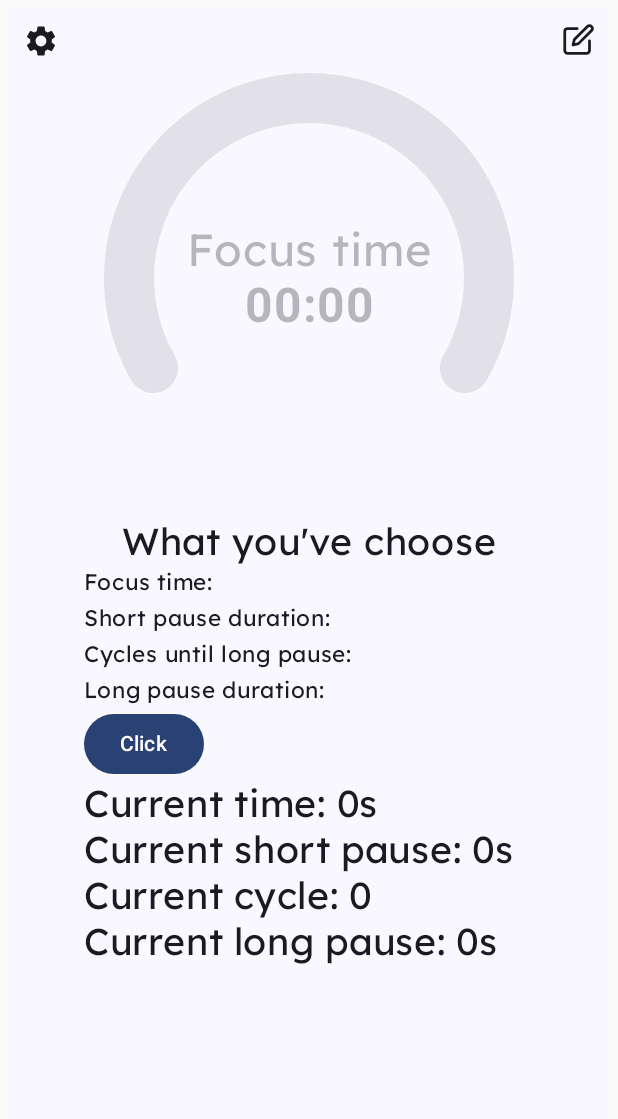
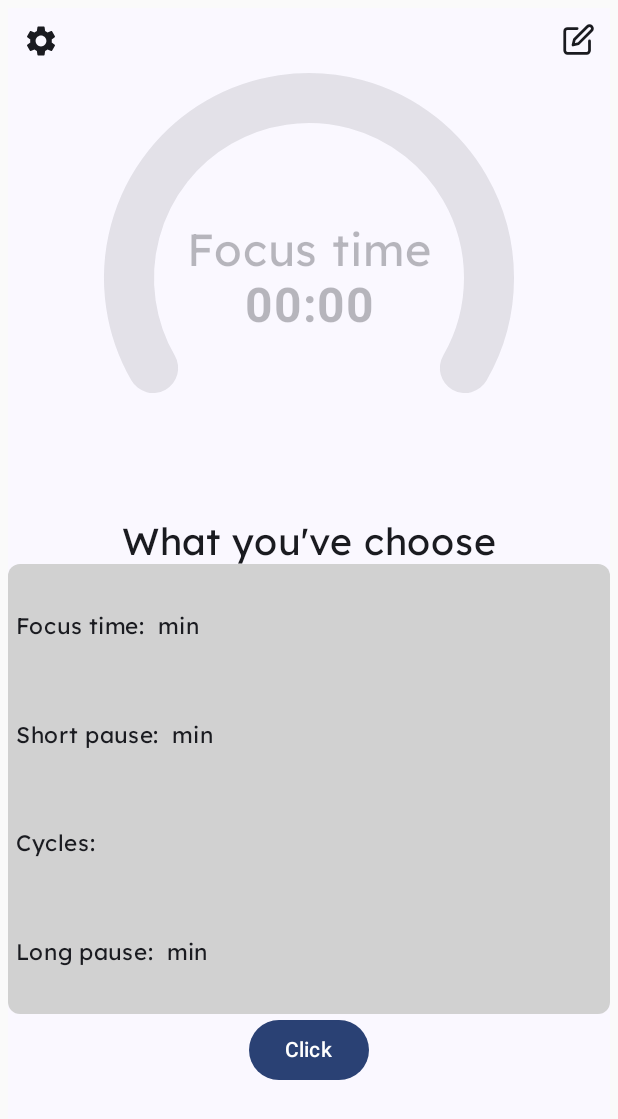
Before and after one commit to CarlosAcioli/PomodoroTimer, an Android app built with Jetpack Compose: the screen it shows after launch (MainActivity), on a phone screen of 412 x 824 dp. Shown: the top 1119 px of the screen. Run offline under Robolectric (Android 15) with nearby library versions, the phone set to English and light mode, and no system bars; our stand-ins replace Dagger/Hilt's generated code.

Commit message:
initial design

```diff
--- a/app/src/main/java/com/acioli/pomodorotimer/MainActivity.kt
+++ b/app/src/main/java/com/acioli/pomodorotimer/MainActivity.kt
@@ -3,6 +3,7 @@ package com.acioli.pomodorotimer
 import android.Manifest
 import android.os.Build
 import android.os.Bundle
+import android.view.WindowManager
 import androidx.activity.ComponentActivity
 import androidx.activity.compose.setContent
 import androidx.compose.runtime.Composable
@@ -26,7 +27,9 @@ class MainActivity : ComponentActivity() {
         setContent {
             PomodoroTimerTheme {
 
-                Greeting()
+                MainScreen()
+
+                window.addFlags(WindowManager.LayoutParams.FLAG_KEEP_SCREEN_ON)
 
             }
         }
@@ -36,11 +39,11 @@ class MainActivity : ComponentActivity() {
 
 @Composable
 fun Greeting() {
-    MainScreen()
+
 }
 
 @Preview(showBackground = true)
 @Composable
 fun GreetingPreview() {
-    MainScreen()
+
 }
--- a/app/src/main/java/com/acioli/pomodorotimer/pomodoro_timer_service/domain/service/PomodoroTimerService.kt
+++ b/app/src/main/java/com/acioli/pomodorotimer/pomodoro_timer_service/domain/service/PomodoroTimerService.kt
@@ -1,13 +1,10 @@
 package com.acioli.pomodorotimer.pomodoro_timer_service.domain.service
 
 import android.Manifest
-import android.app.NotificationManager
 import android.app.Service
 import android.content.Intent
 import android.content.pm.PackageManager
-import android.os.Handler
 import android.os.IBinder
-import android.os.Looper
 import androidx.core.app.ActivityCompat
 import androidx.core.app.NotificationCompat
 import androidx.core.app.NotificationManagerCompat
@@ -15,11 +12,8 @@ import com.acioli.pomodorotimer.R
 import com.acioli.pomodorotimer.pomodoro_timer_service.data.timeTracker.TimeTrackerInterfaceImpl
 import kotlinx.coroutines.CoroutineScope
 import kotlinx.coroutines.Dispatchers
-import kotlinx.coroutines.delay
 import kotlinx.coroutines.launch
-import okhttp3.internal.notify
 import kotlin.time.Duration
-import kotlin.time.Duration.Companion.minutes
 import kotlin.time.Duration.Companion.seconds
 
 class PomodoroTimerService : Service() {
--- /dev/null
+++ b/app/src/main/java/com/acioli/pomodorotimer/pomodoro_timer_service/presentation/time_tracker/view/CardBackground.kt
@@ -0,0 +1,93 @@
+package com.acioli.pomodorotimer.pomodoro_timer_service.presentation.time_tracker.view
+
+import androidx.compose.foundation.layout.Arrangement
+import androidx.compose.foundation.layout.Column
+import androidx.compose.foundation.layout.Row
+import androidx.compose.foundation.layout.fillMaxSize
+import androidx.compose.foundation.layout.fillMaxWidth
+import androidx.compose.foundation.layout.height
+import androidx.compose.foundation.layout.padding
+import androidx.compose.foundation.layout.width
+import androidx.compose.foundation.shape.RoundedCornerShape
+import androidx.compose.material3.Card
+import androidx.compose.material3.CardDefaults
+import androidx.compose.material3.Text
+import androidx.compose.runtime.Composable
+import androidx.compose.ui.Modifier
+import androidx.compose.ui.graphics.Color
+import androidx.compose.ui.text.font.FontWeight
+import androidx.compose.ui.tooling.preview.Preview
+import androidx.compose.ui.unit.dp
+import androidx.compose.ui.unit.sp
+import com.acioli.pomodorotimer.ui.theme.fontFamilyLexend
+
+@Composable
+fun CardBackground(
+    modifier: Modifier = Modifier,
+    focusDuration: String = "empty duration",
+    shortDuration: String = "empty duration",
+    cycles: String = "empty duration",
+    longDuration: String = "empty duration"
+) {
+
+    Card(
+        shape = RoundedCornerShape(8.dp),
+        modifier = modifier
+            .fillMaxWidth(),
+        colors = CardDefaults.cardColors(
+            containerColor = Color(0xFFD1D1D1)
+        )
+    ) {
+        Column(
+            modifier = Modifier
+                .height(300.dp)
+                .width(250.dp)
+                .padding(5.dp),
+            verticalArrangement = Arrangement.SpaceAround,
+        ) {
+
+            Row {
+                Text(
+                    text = "Focus time: $focusDuration min",
+                    fontFamily = fontFamilyLexend,
+                    fontWeight = FontWeight.Normal,
+                    fontSize = 15.sp
+                )
+            }
+
+            Row {
+                Text(
+                    text = "Short pause: $shortDuration min",
+                    fontFamily = fontFamilyLexend,
+                    fontWeight = FontWeight.Normal,
+                    fontSize = 15.sp
+                )
+            }
+
+            Row {
+                Text(
+                    text = "Cycles: $cycles",
+                    fontFamily = fontFamilyLexend,
+                    fontWeight = FontWeight.Normal,
+                    fontSize = 15.sp
+                )
+            }
+
+            Row {
+                Text(
+                    text = "Long pause: $longDuration min",
+                    fontFamily = fontFamilyLexend,
+                    fontWeight = FontWeight.Normal,
+                    fontSize = 15.sp
+                )
+            }
+        }
+    }
+
+}
+
+@Preview(showBackground = true)
+@Composable
+fun PreviewTwo() {
+    CardBackground()
+}
--- a/app/src/main/java/com/acioli/pomodorotimer/pomodoro_timer_service/presentation/time_tracker/view/MainScreen.kt
+++ b/app/src/main/java/com/acioli/pomodorotimer/pomodoro_timer_service/presentation/time_tracker/view/MainScreen.kt
@@ -1,8 +1,11 @@
 package com.acioli.pomodorotimer.pomodoro_timer_service.presentation.time_tracker.view
 
 import android.annotation.SuppressLint
+import android.content.Context
 import android.media.MediaPlayer
 import android.util.Log
+import android.view.Window
+import android.view.WindowManager
 import androidx.compose.foundation.clickable
 import androidx.compose.foundation.layout.Arrangement
 import androidx.compose.foundation.layout.Box
@@ -10,6 +13,7 @@ import androidx.compose.foundation.layout.Column
 import androidx.compose.foundation.layout.Row
 import androidx.compose.foundation.layout.Spacer
 import androidx.compose.foundation.layout.fillMaxSize
+import androidx.compose.foundation.layout.fillMaxWidth
 import androidx.compose.foundation.layout.height
 import androidx.compose.foundation.layout.padding
 import androidx.compose.foundation.layout.size
@@ -47,6 +51,7 @@ import androidx.lifecycle.viewmodel.compose.viewModel
 import com.acioli.pomodorotimer.R
 import com.acioli.pomodorotimer.pomodoro_timer_service.presentation.time_tracker.PomodoroViewModel
 import com.acioli.pomodorotimer.ui.theme.fontFamilyLexend
+import dagger.hilt.android.qualifiers.ApplicationContext
 import kotlin.math.absoluteValue
 import kotlin.time.Duration.Companion.minutes
 import kotlin.time.Duration.Companion.seconds
@@ -62,9 +67,9 @@ fun MainScreen() {
     val focusRequester2 = remember { FocusRequester() }
     val focusRequester3 = remember { FocusRequester() }
     val focusManager = LocalFocusManager.current
-    val mpStart: MediaPlayer = MediaPlayer.create(LocalContext.current, R.raw.start_timer)
-    val mpPause: MediaPlayer = MediaPlayer.create(LocalContext.current, R.raw.pause_timer)
-    val mpStop: MediaPlayer = MediaPlayer.create(LocalContext.current, R.raw.end_timer)
+//    val mpStart: MediaPlayer = MediaPlayer.create(context, R.raw.start_timer)
+//    val mpPause: MediaPlayer = MediaPlayer.create(context, R.raw.pause_timer)
+//    val mpStop: MediaPlayer = MediaPlayer.create(context, R.raw.end_timer)
 
     var focusDuration by remember { mutableStateOf("") }
     var shortPauseDuration by remember { mutableStateOf("") }
@@ -102,12 +107,15 @@ fun MainScreen() {
                     ) {
 
                         CustomComponent(
-                            indicatorValue = if(shortPauseState.value > 0.seconds) shortPauseState.value.inWholeSeconds else if(longPauseSate.value > 0.seconds) longPauseSate.value.inWholeSeconds else mainTimerState.value.inWholeSeconds,
-                            maxIndicatorValue = if(shortPauseState.value > 0.seconds && shortPauseDuration.isNotBlank()) shortPauseDuration.toInt().minutes.inWholeSeconds else if(longPauseSate.value > 0.seconds && longPauseDuration.isNotBlank()) longPauseDuration.toInt().minutes.inWholeSeconds else if(mainTimerState.value > 0.seconds && focusDuration.isNotBlank()) focusDuration.toInt().minutes.inWholeSeconds else 10.minutes.inWholeSeconds,
-                            smallText = if(shortPauseState.value > 0.seconds) "Pause time" else if(longPauseSate.value > 0.seconds) "Long pause" else "Focus time"
+                            indicatorValue = if (shortPauseState.value > 0.seconds) shortPauseState.value.inWholeSeconds else if (longPauseSate.value > 0.seconds) longPauseSate.value.inWholeSeconds else mainTimerState.value.inWholeSeconds,
+                            maxIndicatorValue = if (shortPauseState.value > 0.seconds && shortPauseDuration.isNotBlank()) shortPauseDuration.toInt().minutes.inWholeSeconds else if (longPauseSate.value > 0.seconds && longPauseDuration.isNotBlank()) longPauseDuration.toInt().minutes.inWholeSeconds else if (mainTimerState.value > 0.seconds && focusDuration.isNotBlank()) focusDuration.toInt().minutes.inWholeSeconds else 10.minutes.inWholeSeconds,
+                            smallText = if (shortPauseState.value > 0.seconds) "Pause time" else if (longPauseSate.value > 0.seconds) "Long pause" else "Focus time"
                         )
 
-                        Log.d("TAG", "MainScreen: ${mainTimerState.value.absoluteValue.inWholeSeconds}")
+                        Log.d(
+                            "TAG",
+                            "MainScreen: ${mainTimerState.value.absoluteValue.inWholeSeconds}"
+                        )
 
                         Spacer(modifier = Modifier.height(10.dp))
 
@@ -118,37 +126,12 @@ fun MainScreen() {
                             fontSize = 25.sp
                         )
 
-                        Column(
-                            horizontalAlignment = Alignment.Start,
-                            modifier = Modifier.width(300.dp)
-                        ) {
-
-                            Text(
-                                text = "Focus time: $focusDuration",
-                                fontFamily = fontFamilyLexend,
-                                fontWeight = FontWeight.Normal,
-                                fontSize = 15.sp
-                            )
-
-                            Text(
-                                text = "Short pause duration: $shortPauseDuration",
-                                fontFamily = fontFamilyLexend,
-                                fontWeight = FontWeight.Normal,
-                                fontSize = 15.sp
-                            )
-
-                            Text(
-                                text = "Cycles until long pause: $cycleUntilLongPause",
-                                fontFamily = fontFamilyLexend,
-                                fontWeight = FontWeight.Normal,
-                                fontSize = 15.sp
-                            )
-
-                            Text(
-                                text = "Long pause duration: $longPauseDuration",
-                                fontFamily = fontFamilyLexend,
-                                fontWeight = FontWeight.Normal,
-                                fontSize = 15.sp
+                        CardBackground(
+                            modifier = Modifier.fillMaxWidth(),
+                            focusDuration,
+                            shortPauseDuration,
+                            cycleUntilLongPause,
+                            longPauseDuration
                         )
 
                         Button(
@@ -165,39 +148,8 @@ fun MainScreen() {
                             Text(text = "Click")
                         }
 
-                            Text(
-                                text = "Current time: ${mainTimerState.value.absoluteValue}",
-                                fontFamily = fontFamilyLexend,
-                                fontWeight = FontWeight.Normal,
-                                fontSize = 25.sp
-                            )
-
-                            Text(
-                                text = "Current short pause: ${shortPauseState.value.absoluteValue}",
-                                fontFamily = fontFamilyLexend,
-                                fontWeight = FontWeight.Normal,
-                                fontSize = 25.sp
-                            )
-
-                            Text(
-                                text = "Current cycle: ${cycleState.value.absoluteValue}",
-                                fontFamily = fontFamilyLexend,
-                                fontWeight = FontWeight.Normal,
-                                fontSize = 25.sp
-                            )
-
-                            Text(
-                                text = "Current long pause: ${longPauseSate.value.absoluteValue}",
-                                fontFamily = fontFamilyLexend,
-                                fontWeight = FontWeight.Normal,
-                                fontSize = 25.sp
-                            )
-
                     }
                 }
-
-                }
-
 
                 Icon(
                     painter = painterResource(id = R.drawable.edit),
@@ -383,15 +335,15 @@ fun MainScreen() {
         }
     }
 
-    if( focusDuration.isNotBlank() && mainTimerState.value.absoluteValue == focusDuration.toInt().minutes){
-        mpStart.start()
-    } else if(shortPauseDuration.isNotBlank() && shortPauseState.value.absoluteValue == shortPauseDuration.toInt().minutes  ) {
-        mpStop.start()
-    } else if(longPauseSate.value == 1.seconds) {
-        mpPause.start()
-    } else if(longPauseDuration.isNotBlank() && longPauseSate.value.absoluteValue == longPauseDuration.toInt().minutes) {
-        mpStop.start()
-    }
+//    if( focusDuration.isNotBlank() && mainTimerState.value.absoluteValue == focusDuration.toInt().minutes){
+//        mpStart.start()
+//    } else if(shortPauseDuration.isNotBlank() && shortPauseState.value.absoluteValue == shortPauseDuration.toInt().minutes  ) {
+//        mpStop.start()
+//    } else if(longPauseSate.value == 1.seconds) {
+//        mpPause.start()
+//    } else if(longPauseDuration.isNotBlank() && longPauseSate.value.absoluteValue == longPauseDuration.toInt().minutes) {
+//        mpStop.start()
+//    }
 
 }
 
--- a/app/src/main/java/com/acioli/pomodorotimer/ui/theme/Color.kt
+++ b/app/src/main/java/com/acioli/pomodorotimer/ui/theme/Color.kt
@@ -9,3 +9,5 @@ val Pink80 = Color(0xFFEFB8C8)
 val Purple40 = Color(0xFF6650a4)
 val PurpleGrey40 = Color(0xFF625b71)
 val Pink40 = Color(0xFF7D5260)
+
+val PrayCus = Color(0xFFf0f0f0)
```
Also changed, not shown: app/build.gradle (+5 -11 lines). Lines whose indentation alone changed are shown as unchanged.
